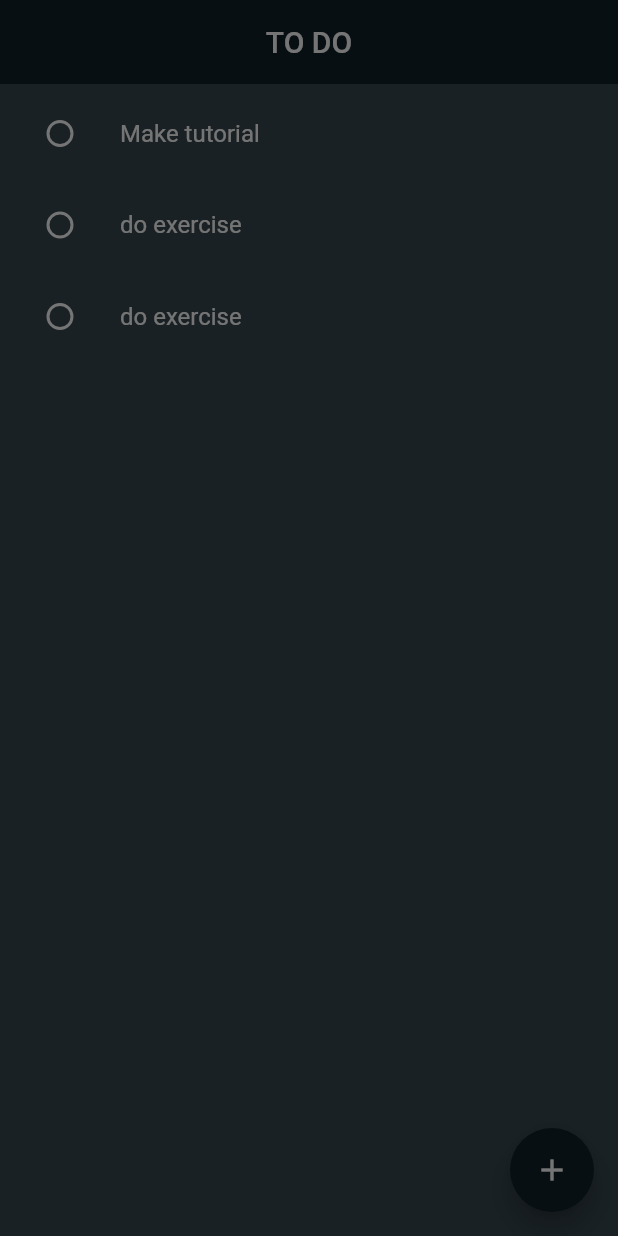
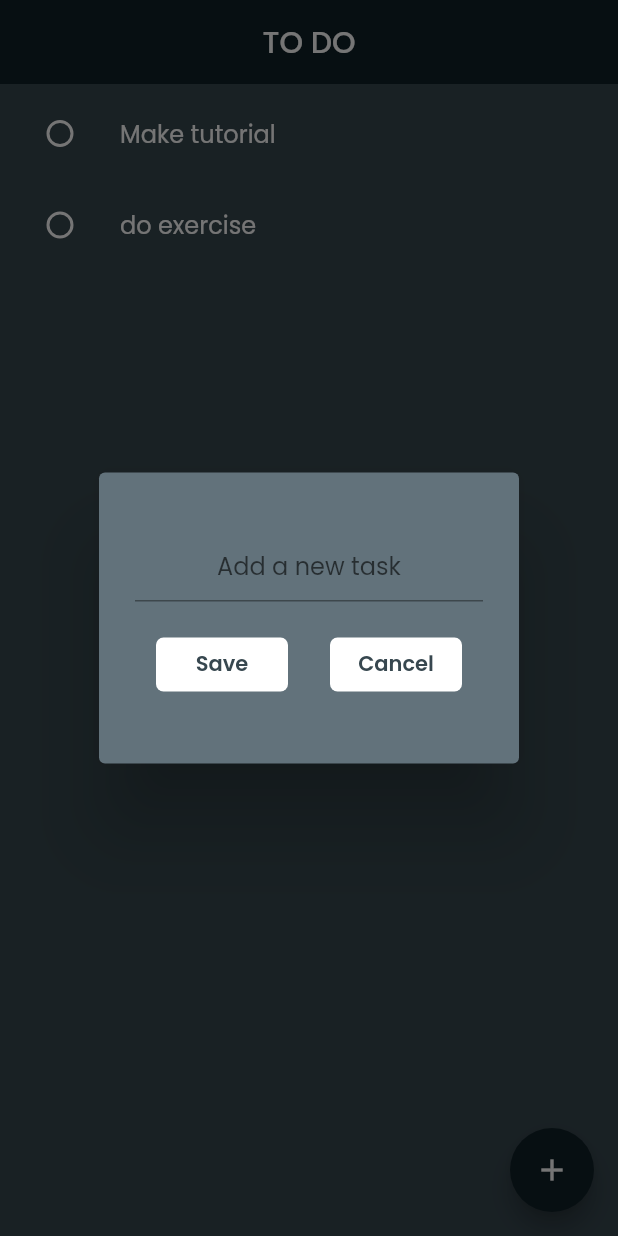
Before and after one commit to metatony/flutter-todo-app, a Flutter app: the screen it shows after launch, after a tap on the "add" icon, on a phone screen of 412 x 824 dp. Run offline on Flutter 3.47's test engine with Material 2 defaults, Android fonts, the phone set to English and light mode, and no system bars; drawn by our look-alikes of flutter_slidable; our stand-ins replace curved_navigation_bar, google_fonts.

Commit message:
added dialog box

```diff
--- a/lib/home_page.dart
+++ b/lib/home_page.dart
@@ -1,4 +1,6 @@
+import 'package:curved_navigation_bar/curved_navigation_bar.dart';
 import 'package:flutter/material.dart';
+import 'package:flutter_todo_app/util/dialog_box.dart';
 import 'package:flutter_todo_app/util/todo_tile.dart';
 
 class HomePage extends StatefulWidget {
@@ -9,11 +11,12 @@ class HomePage extends StatefulWidget {
 }
 
 class _HomePageState extends State<HomePage> {
+  final _controller = TextEditingController();
+
   // list of todo task
   List todoList = [
     ['Make tutorial', false],
     ['do exercise', false],
-    ['do exercise', false]
   ];
 // checkbox was tapped
   checkBoxChanged(bool? value, int index) {
@@ -22,29 +25,49 @@ class _HomePageState extends State<HomePage> {
     });
   }
 
+  // save new task
+  void saveNewTask() {
+    setState(() {
+      todoList.add([_controller.text, false]);
+      _controller.clear();
+    });
+    Navigator.of(context).pop();
+  }
+
   // create new task
   void createNewTask() {
     showDialog(
         context: context,
         builder: (context) {
-          return const AlertDialog();
+          return DialogBox(
+            controller: _controller,
+            onCancel: () => Navigator.of(context).pop(),
+            onSave: saveNewTask,
+          );
         });
+  }
+
+  // delete task
+  void deleteTask(int index) {
+    setState(() {
+      todoList.removeAt(index);
+    });
   }
 
   @override
   Widget build(BuildContext context) {
     return Scaffold(
+      floatingActionButton: FloatingActionButton(
+        backgroundColor: const Color(0xff102027),
+        onPressed: createNewTask,
+        child: const Icon(Icons.add),
+      ),
       backgroundColor: const Color(0xff37474f),
       appBar: AppBar(
         elevation: 0,
         backgroundColor: const Color(0xff102027),
         centerTitle: true,
         title: const Text('TO DO'),
-      ),
-      floatingActionButton: FloatingActionButton(
-        backgroundColor: Color(0xff102027),
-        onPressed: createNewTask,
-        child: const Icon(Icons.add),
       ),
       body: ListView.builder(
         itemCount: todoList.length,
@@ -53,6 +76,7 @@ class _HomePageState extends State<HomePage> {
             taskName: todoList[index][0],
             taskCompleted: todoList[index][1],
             onChanged: (value) => checkBoxChanged(value, index),
+            deleteFunction: (context) => deleteTask(index),
           );
         },
       ),
--- a/lib/main.dart
+++ b/lib/main.dart
@@ -1,4 +1,5 @@
 import 'package:flutter/material.dart';
+import 'package:google_fonts/google_fonts.dart';
 
 import 'home_page.dart';
 
@@ -12,7 +13,8 @@ class MyApp extends StatelessWidget {
   @override
   Widget build(BuildContext context) {
     return  MaterialApp(
-      theme: ThemeData(unselectedWidgetColor: Colors.white),
+      theme: ThemeData(fontFamily: GoogleFonts.poppins().fontFamily,
+        unselectedWidgetColor: Colors.white),
       debugShowCheckedModeBanner: false,
       home:const HomePage(),
     );
--- /dev/null
+++ b/lib/util/dialog_box.dart
@@ -0,0 +1,48 @@
+import 'package:flutter/material.dart';
+import 'package:flutter_todo_app/util/dialog_button.dart';
+
+class DialogBox extends StatelessWidget {
+  DialogBox(
+      {super.key,
+      required this.controller,
+      required this.onCancel,
+      required this.onSave});
+  final controller;
+
+  VoidCallback onSave;
+  VoidCallback onCancel;
+
+  @override
+  Widget build(BuildContext context) {
+    return AlertDialog(
+      backgroundColor: const Color(0xff62727b),
+      content: Container(
+        decoration: BoxDecoration(
+          borderRadius: BorderRadius.circular(20),
+        ),
+        height: 150,
+        child: Column(
+          mainAxisAlignment: MainAxisAlignment.spaceEvenly,
+          children: [
+            TextField(
+              controller: controller,
+              style: const TextStyle(color: Colors.white),
+              textAlign: TextAlign.center,
+              decoration: const InputDecoration(
+                hintText: 'Add a new task',
+              ),
+            ),
+            //const SizedBox(height: 20,),
+            Row(
+              mainAxisAlignment: MainAxisAlignment.spaceAround,
+              children: [
+                DialogButton(text: 'Save', onPressed: onSave),
+                DialogButton(text: 'Cancel', onPressed: onCancel),
+              ],
+            )
+          ],
+        ),
+      ),
+    );
+  }
+}
--- /dev/null
+++ b/lib/util/dialog_button.dart
@@ -0,0 +1,26 @@
+import 'package:flutter/material.dart';
+
+class DialogButton extends StatelessWidget {
+  DialogButton({super.key, required this.text, required this.onPressed});
+  final String text;
+  VoidCallback onPressed;
+  @override
+  Widget build(BuildContext context) {
+    return MaterialButton(
+      elevation: 0,
+      shape: RoundedRectangleBorder(
+        side: BorderSide.none,
+        borderRadius: BorderRadius.circular(5),
+      ),
+      onPressed: onPressed,
+      color: Colors.white,
+      child: Text(
+        text,
+        style: const TextStyle(
+          fontWeight: FontWeight.w600,
+          color: Color(0xff37474f),
+        ),
+      ),
+    );
+  }
+}
--- a/lib/util/todo_tile.dart
+++ b/lib/util/todo_tile.dart
@@ -1,20 +1,34 @@
 import 'package:flutter/material.dart';
+import 'package:flutter_slidable/flutter_slidable.dart';
 
 class TOdoTile extends StatelessWidget {
   TOdoTile(
       {super.key,
       required this.taskName,
       required this.taskCompleted,
-      required this.onChanged});
+      required this.onChanged,
+      required this.deleteFunction});
 
   final String taskName;
   final bool taskCompleted;
   Function(bool?)? onChanged;
+  Function(BuildContext)? deleteFunction;
 
   @override
   Widget build(BuildContext context) {
     return Padding(
       padding: const EdgeInsets.only(top: 5),
+      child: Slidable(
+        endActionPane: ActionPane(
+          motion: StretchMotion(),
+          children: [
+            SlidableAction(
+              onPressed: deleteFunction,
+              icon: Icons.delete,
+              backgroundColor: Colors.red,
+            )
+          ],
+        ),
         child: ListTile(
           tileColor: Color(0xff37474f),
           title: Text(
@@ -23,7 +37,9 @@ class TOdoTile extends StatelessWidget {
                 color: Colors.white,
                 decoration: taskCompleted
                     ? TextDecoration.lineThrough
-                  : TextDecoration.none),
+                    : TextDecoration.none,
+                //decorationColor: Colors.red,
+                decorationThickness: 2.85),
           ),
           leading: Checkbox(
             activeColor: Colors.green,
@@ -32,6 +48,7 @@ class TOdoTile extends StatelessWidget {
             shape: const CircleBorder(),
           ),
         ),
+      ),
     );
   }
 }
--- a/pubspec.yaml
+++ b/pubspec.yaml
@@ -35,6 +35,9 @@ dependencies:
   # The following adds the Cupertino Icons font to your application.
   # Use with the CupertinoIcons class for iOS style icons.
   cupertino_icons: ^1.0.2
+  flutter_slidable: ^1.2.0
+  google_fonts: ^4.0.3
+  curved_navigation_bar: ^1.0.3
 
 dev_dependencies:
   flutter_test:
```
Also changed, not shown: lib/models/models.dart (added), pubspec.lock, 1 other file. Lines whose indentation alone changed are shown as unchanged.
